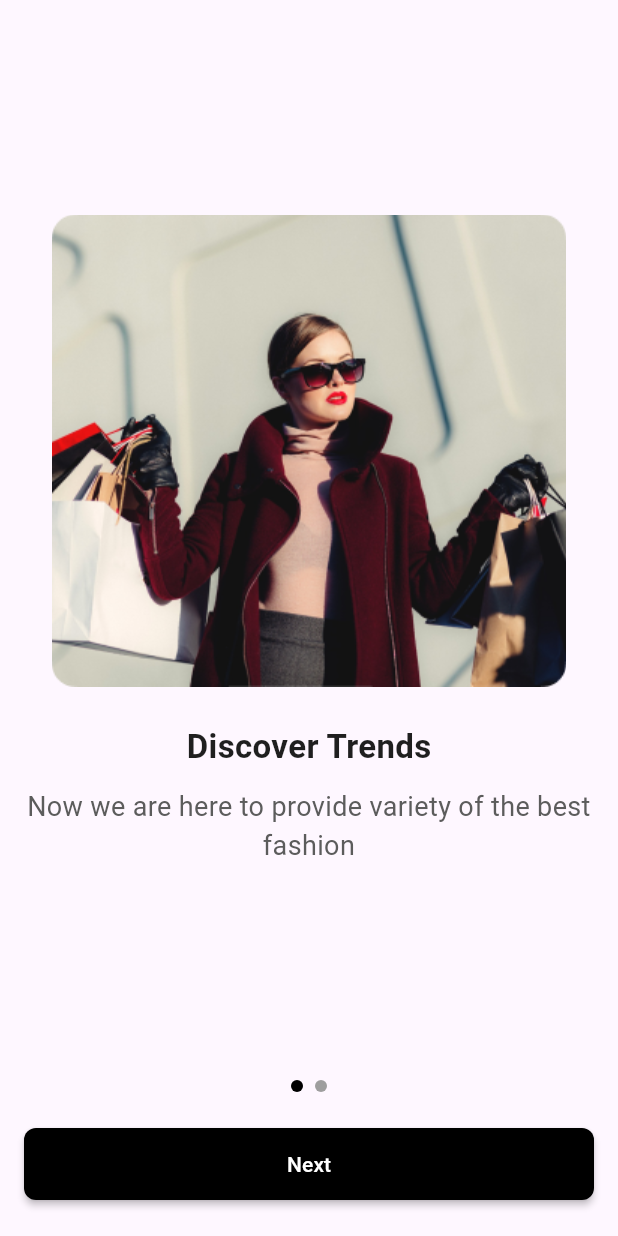
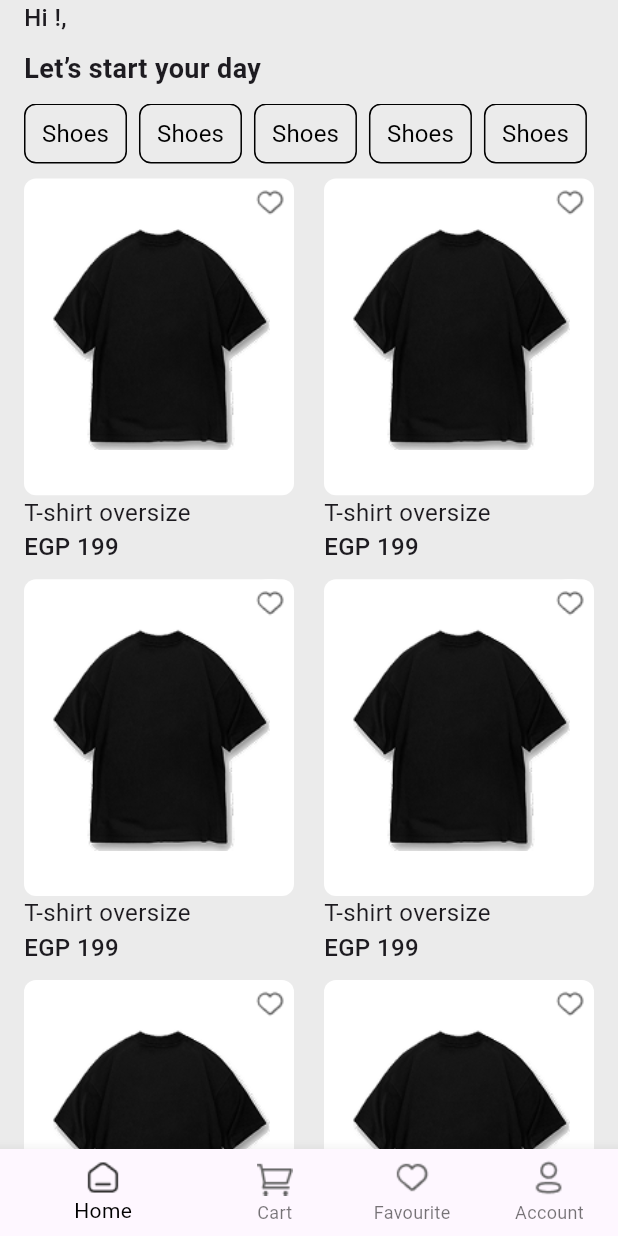
Before and after one commit to MohamedRafat-hub/shopping_app, a Flutter app: the screen it shows after launch, on a phone screen of 412 x 824 dp. Run offline on Flutter 3.47's test engine with Material 3 defaults, Android fonts, the phone set to English and light mode, and no system bars; drawn by our look-alikes of smooth_page_indicator.

Commit message:
Finish home screen UI

```diff
--- a/lib/features/home/presentation/views/home_view.dart
+++ b/lib/features/home/presentation/views/home_view.dart
@@ -1,12 +1,19 @@
 import 'package:flutter/material.dart';
+
+import 'widets/custom_bottom_navigation_bar.dart';
+import 'widets/home_view_body.dart';
 
 class HomeView extends StatelessWidget {
   const HomeView({super.key});
 
+  static const String id = 'HomeView';
+
   @override
   Widget build(BuildContext context) {
     return Scaffold(
-
+      backgroundColor: Color(0xFFEBEBEB),
+      body: HomeViewBody(),
+      bottomNavigationBar: CustomBottomNavigationBar(),
     );
   }
 }
--- /dev/null
+++ b/lib/features/home/presentation/views/widets/custom_bottom_navigation_bar.dart
@@ -0,0 +1,28 @@
+import 'package:flutter/material.dart';
+
+class CustomBottomNavigationBar extends StatelessWidget {
+  const CustomBottomNavigationBar({super.key});
+
+  @override
+  Widget build(BuildContext context) {
+    return BottomNavigationBar(
+        type: BottomNavigationBarType.shifting,
+        backgroundColor: const Color(0xFFEBEBEB),
+        selectedItemColor: Colors.black,
+        unselectedItemColor: Colors.black54,
+        showUnselectedLabels: true,
+        currentIndex: 0,
+        items: [
+          BottomNavigationBarItem(
+              icon: Image.asset('assets/icons/home_icon.png'), label: 'Home'),
+          BottomNavigationBarItem(
+              icon: Image.asset('assets/icons/cart_icon.png'), label: 'Cart'),
+          BottomNavigationBarItem(
+              icon: Image.asset('assets/icons/fav_icon.png'),
+              label: 'Favourite'),
+          BottomNavigationBarItem(
+              icon: Image.asset('assets/icons/profile_icon.png'),
+              label: 'Account'),
+        ]);
+  }
+}
--- /dev/null
+++ b/lib/features/home/presentation/views/widets/custom_text_button.dart
@@ -0,0 +1,25 @@
+import 'package:flutter/material.dart';
+
+class CustomTextButton extends StatelessWidget {
+  const CustomTextButton({
+    super.key,
+    required this.buttonName,
+  });
+
+  final String buttonName;
+
+  @override
+  Widget build(BuildContext context) {
+    return TextButton(
+        onPressed: () {},
+        style: TextButton.styleFrom(
+            shape: RoundedRectangleBorder(
+                borderRadius: BorderRadius.circular(8),
+                side: BorderSide(color: Colors.black))),
+        child: Text(
+          buttonName,
+          style: TextStyle(
+              color: Colors.black, fontSize: 16, fontWeight: FontWeight.w400),
+        ));
+  }
+}
--- /dev/null
+++ b/lib/features/home/presentation/views/widets/home_view_body.dart
@@ -0,0 +1,71 @@
+import 'package:cartzy_app/features/home/presentation/views/widets/custom_text_button.dart';
+import 'package:cartzy_app/features/home/presentation/views/widets/product_component.dart';
+import 'package:flutter/material.dart';
+
+class HomeViewBody extends StatelessWidget {
+  const HomeViewBody({super.key});
+
+  @override
+  Widget build(BuildContext context) {
+    return SafeArea(
+      child: Padding(
+        padding: const EdgeInsets.symmetric(horizontal: 16),
+        child: CustomScrollView(
+          slivers: [
+            SliverToBoxAdapter(
+              child: Column(
+                spacing: 10,
+                crossAxisAlignment: CrossAxisAlignment.start,
+                children: [
+                  Text(
+                    'Hi !,',
+                    style: TextStyle(fontSize: 16, fontWeight: FontWeight.w500),
+                  ),
+                  Text(
+                    'Let’s start your day',
+                    style: TextStyle(fontSize: 18, fontWeight: FontWeight.bold),
+                  ),
+                ],
+              ),
+            ),
+            SliverToBoxAdapter(
+              child: SizedBox(
+                height: 10,
+              ),
+            ),
+            SliverToBoxAdapter(
+              child: SizedBox(
+                height: 40,
+                child: ListView.builder(
+                    itemCount: 10,
+                    scrollDirection: Axis.horizontal,
+                    itemBuilder: (context, index) {
+                      return Padding(
+                        padding: const EdgeInsets.only(right: 8),
+                        child: CustomTextButton(buttonName: 'Shoes'),
+                      );
+                    }),
+              ),
+            ),
+            SliverToBoxAdapter(
+              child: SizedBox(
+                height: 10,
+              ),
+            ),
+            SliverGrid(
+                delegate: SliverChildBuilderDelegate((context, index) {
+                  return ProductComponent();
+                }, childCount: 20),
+                gridDelegate: SliverGridDelegateWithFixedCrossAxisCount(
+                  crossAxisCount: 2,
+                  crossAxisSpacing: 20,
+                  mainAxisSpacing: 10,
+                  childAspectRatio: 0.7,
+                ),
+            ),
+          ],
+        ),
+      ),
+    );
+  }
+}
--- /dev/null
+++ b/lib/features/home/presentation/views/widets/product_component.dart
@@ -0,0 +1,41 @@
+
+import 'package:flutter/material.dart';
+
+class ProductComponent extends StatelessWidget {
+  const ProductComponent({super.key});
+
+  @override
+  Widget build(BuildContext context) {
+    return Column(
+      crossAxisAlignment: CrossAxisAlignment.start,
+      children: [
+        Expanded(
+          child: Container(
+            // width: 150,
+            decoration: BoxDecoration(
+              color: Colors.white,
+              borderRadius: BorderRadius.circular(8),
+            ),
+            child: Column(
+              children: [
+                Align(alignment : Alignment.topRight,child: Image.asset('assets/icons/favourite_icon.png')),
+                Expanded(child: Image.asset('assets/images/product_image.png')),
+                SizedBox(
+                  height: 30,
+                ),
+              ],
+            ),
+          ),
+        ),
+        Text(
+          'T-shirt oversize',
+          style: TextStyle(fontSize: 16, fontWeight: FontWeight.w400),
+        ),
+        Text(
+          'EGP 199',
+          style: TextStyle(fontSize: 16, fontWeight: FontWeight.w500),
+        ),
+      ],
+    );
+  }
+}
--- a/lib/main.dart
+++ b/lib/main.dart
@@ -1,6 +1,6 @@
 import 'package:cartzy_app/features/auth/presentation/views/login_view.dart';
 import 'package:cartzy_app/features/auth/presentation/views/signup_view.dart';
-import 'package:cartzy_app/features/onboarding/presentation/onboarding_view.dart';
+import 'package:cartzy_app/features/home/presentation/views/home_view.dart';
 import 'package:flutter/material.dart';
 
 void main() {
@@ -13,8 +13,9 @@ class ShoppingApp extends StatelessWidget {
   @override
   Widget build(BuildContext context) {
     return MaterialApp(
-      home: OnboardingView(),
+      initialRoute: HomeView.id,
       routes: {
+        HomeView.id : (context) => HomeView(),
         SignupView.id: (context) => SignupView(),
         LoginView.id: (context) => LoginView(),
       },
--- a/pubspec.yaml
+++ b/pubspec.yaml
@@ -62,6 +62,7 @@ flutter:
   # To add assets to your application, add an assets section, like this:
   assets:
      - assets/images/
+     - assets/icons/
   # An image asset can refer to one or more resolution-specific "variants", see
   # https://flutter.dev/to/resolution-aware-images
 
```
Also changed, not shown: assets/icons/cart_icon.png (added), assets/icons/fav_icon.png (added), assets/icons/favourite_icon.png (added), assets/icons/home_icon.png (added), assets/icons/img.png (added), assets/icons/profile_icon.png (added), assets/images/product_image.png (added).
